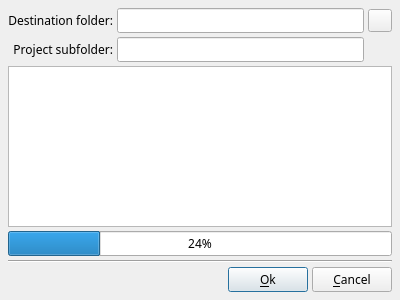
This is src/ffDiaporama/DlgExportProject/DlgExportProject.ui in boenki/ffdiaporama as Qt 5 draws it before an edit. The edited form follows.
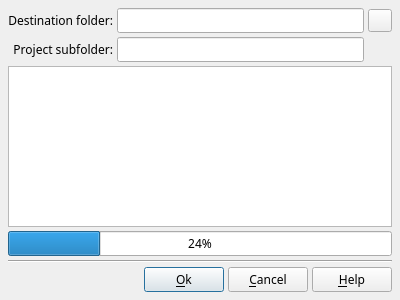
This is the edited form. Icons and pictures are not drawn.

Diff of the .ui file:
```diff
--- a/src/ffDiaporama/DlgExportProject/DlgExportProject.ui
+++ b/src/ffDiaporama/DlgExportProject/DlgExportProject.ui
@@ -198,6 +198,20 @@
        </property>
       </widget>
      </item>
+     <item>
+      <widget class="QPushButton" name="HelpBt">
+       <property name="toolTip">
+        <string>Show help about this dialogue box</string>
+       </property>
+       <property name="text">
+        <string>&amp;Help</string>
+       </property>
+       <property name="icon">
+        <iconset resource="../../../RSCffDiaporama.qrc">
+         <normaloff>:/img/help.png</normaloff>:/img/help.png</iconset>
+       </property>
+      </widget>
+     </item>
     </layout>
    </item>
   </layout>
```
Left out of the diff: 16 changed lines with no effect on the pictures.
